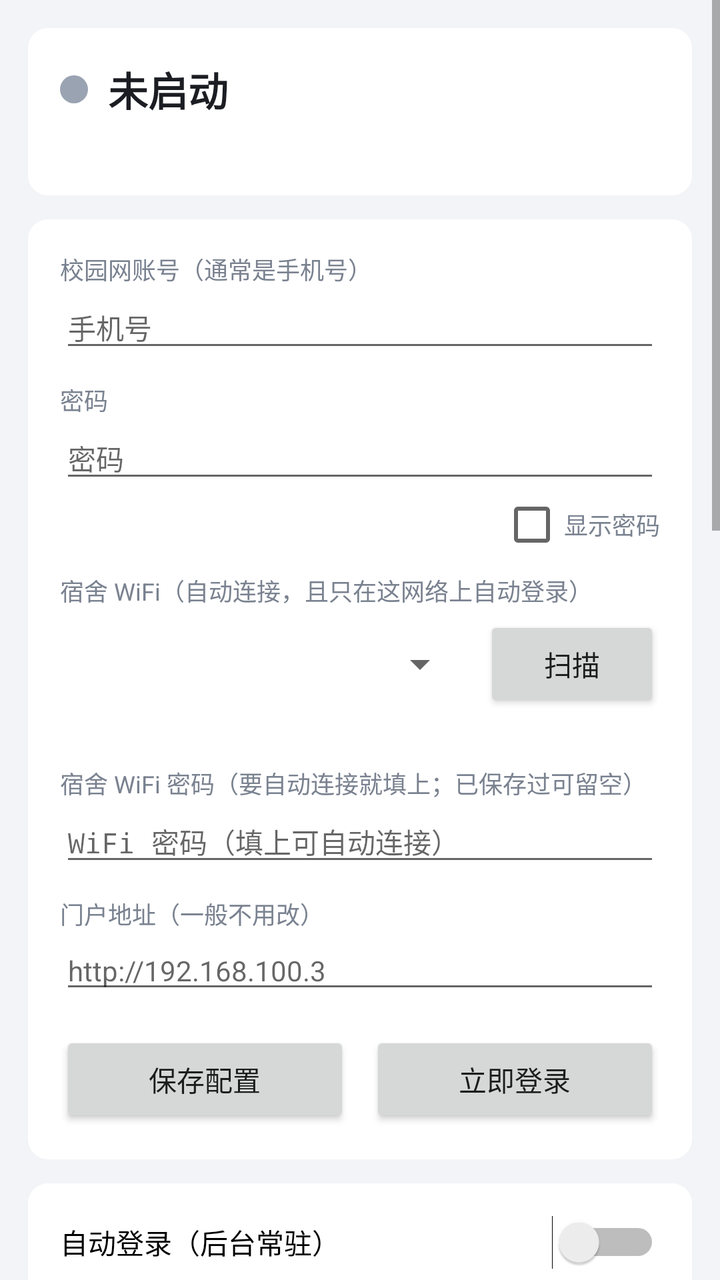
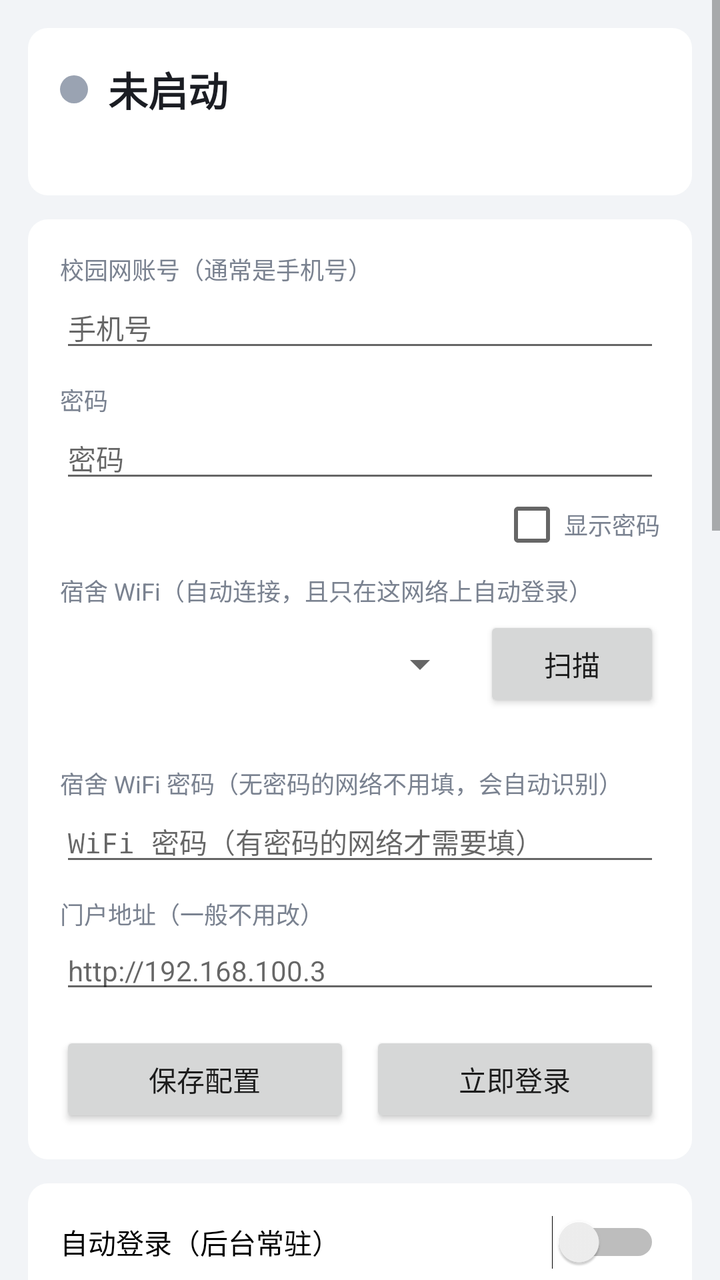

Screens rendered from an Android XML layout before and after an edit, with the pre-edit source and the edit as a unified diff.
<!-- AndroidManifest.xml: application theme AppTheme -->
<!-- res/layout/activity_main.xml -->
<?xml version="1.0" encoding="utf-8"?>
<ScrollView xmlns:android="http://schemas.android.com/apk/res/android"
    android:layout_width="match_parent"
    android:layout_height="match_parent"
    android:fillViewport="true"
    android:scrollbarStyle="outsideOverlay">

    <LinearLayout
        android:layout_width="match_parent"
        android:layout_height="wrap_content"
        android:orientation="vertical"
        android:padding="14dp">

        
        <LinearLayout
            android:layout_width="match_parent"
            android:layout_height="wrap_content"
            android:background="@drawable/bg_card"
            android:orientation="vertical"
            android:padding="16dp">

            <LinearLayout
                android:layout_width="match_parent"
                android:layout_height="wrap_content"
                android:gravity="center_vertical"
                android:orientation="horizontal">

                <View
                    android:id="@+id/dot"
                    android:layout_width="14dp"
                    android:layout_height="14dp"
                    android:background="@drawable/dot" />

                <TextView
                    android:id="@+id/statusText"
                    android:layout_width="0dp"
                    android:layout_height="wrap_content"
                    android:layout_marginStart="10dp"
                    android:layout_weight="1"
                    android:text="@string/status_idle"
                    android:textColor="@color/text_main"
                    android:textSize="20sp"
                    android:textStyle="bold" />
            </LinearLayout>

            <TextView
                android:id="@+id/statusDetail"
                android:layout_width="match_parent"
                android:layout_height="wrap_content"
                android:layout_marginTop="6dp"
                android:text=" "
                android:textColor="@color/text_dim"
                android:textSize="12sp" />
        </LinearLayout>

        
        <LinearLayout
            android:layout_width="match_parent"
            android:layout_height="wrap_content"
            android:layout_marginTop="12dp"
            android:background="@drawable/bg_card"
            android:orientation="vertical"
            android:padding="16dp">

            <TextView
                android:layout_width="wrap_content"
                android:layout_height="wrap_content"
                android:text="@string/tip_account"
                android:textColor="@color/text_dim"
                android:textSize="12sp" />

            <EditText
                android:id="@+id/edUser"
                android:layout_width="match_parent"
                android:layout_height="wrap_content"
                android:hint="手机号"
                android:inputType="text"
                android:maxLines="1"
                android:textSize="14sp" />

            <TextView
                android:layout_width="wrap_content"
                android:layout_height="wrap_content"
                android:layout_marginTop="10dp"
                android:text="@string/tip_password"
                android:textColor="@color/text_dim"
                android:textSize="12sp" />

            <EditText
                android:id="@+id/edPwd"
                android:layout_width="match_parent"
                android:layout_height="wrap_content"
                android:hint="密码"
                android:inputType="textPassword"
                android:maxLines="1"
                android:textSize="14sp" />

            <CheckBox
                android:id="@+id/cbShowPwd"
                android:layout_width="wrap_content"
                android:layout_height="wrap_content"
                android:layout_gravity="end"
                android:text="@string/cb_show_pwd"
                android:textColor="@color/text_dim"
                android:textSize="12sp" />

            <TextView
                android:layout_width="wrap_content"
                android:layout_height="wrap_content"
                android:layout_marginTop="8dp"
                android:text="@string/tip_wifi_pick"
                android:textColor="@color/text_dim"
                android:textSize="12sp" />

            <LinearLayout
                android:layout_width="match_parent"
                android:layout_height="wrap_content"
                android:layout_marginTop="4dp"
                android:gravity="center_vertical"
                android:orientation="horizontal">

                <Spinner
                    android:id="@+id/spWifi"
                    android:layout_width="0dp"
                    android:layout_height="wrap_content"
                    android:layout_weight="1" />

                <Button
                    android:id="@+id/btnScanWifi"
                    android:layout_width="wrap_content"
                    android:layout_height="wrap_content"
                    android:layout_marginStart="8dp"
                    android:text="@string/btn_scan_wifi" />
            </LinearLayout>

            <TextView
                android:id="@+id/tvWifiState"
                android:layout_width="match_parent"
                android:layout_height="wrap_content"
                android:layout_marginTop="4dp"
                android:text=" "
                android:textColor="@color/text_dim"
                android:textSize="11sp" />

            <TextView
                android:layout_width="wrap_content"
                android:layout_height="wrap_content"
                android:layout_marginTop="8dp"
                android:text="@string/tip_wifi_pwd"
                android:textColor="@color/text_dim"
                android:textSize="12sp" />

            <EditText
                android:id="@+id/edWifiPwd"
                android:layout_width="match_parent"
                android:layout_height="wrap_content"
                android:hint="WiFi 密码（填上可自动连接）"
                android:inputType="textPassword"
                android:maxLines="1"
                android:textSize="14sp" />

            <TextView
                android:layout_width="wrap_content"
                android:layout_height="wrap_content"
                android:layout_marginTop="10dp"
                android:text="@string/tip_portal"
                android:textColor="@color/text_dim"
                android:textSize="12sp" />

            <EditText
                android:id="@+id/edPortal"
                android:layout_width="match_parent"
                android:layout_height="wrap_content"
                android:hint="http://192.168.100.3"
                android:inputType="textUri"
                android:maxLines="1"
                android:textSize="14sp" />

            <LinearLayout
                android:layout_width="match_parent"
                android:layout_height="wrap_content"
                android:layout_marginTop="14dp"
                android:orientation="horizontal">

                <Button
                    android:id="@+id/btnSave"
                    android:layout_width="0dp"
                    android:layout_height="wrap_content"
                    android:layout_weight="1"
                    android:text="@string/btn_save" />

                <Button
                    android:id="@+id/btnLoginNow"
                    android:layout_width="0dp"
                    android:layout_height="wrap_content"
                    android:layout_marginStart="10dp"
                    android:layout_weight="1"
                    android:text="@string/btn_login_now" />
            </LinearLayout>
        </LinearLayout>

        
        <LinearLayout
            android:layout_width="match_parent"
            android:layout_height="wrap_content"
            android:layout_marginTop="12dp"
            android:background="@drawable/bg_card"
            android:orientation="vertical"
            android:padding="16dp">

            <Switch
                android:id="@+id/swAuto"
                android:layout_width="match_parent"
                android:layout_height="wrap_content"
                android:text="@string/sw_auto"
                android:textSize="14sp" />

            <TextView
                android:layout_width="match_parent"
                android:layout_height="wrap_content"
                android:layout_marginTop="8dp"
                android:text="@string/sw_auto_tip"
                android:textColor="@color/text_dim"
                android:textSize="12sp" />

            <LinearLayout
                android:layout_width="match_parent"
                android:layout_height="wrap_content"
                android:layout_marginTop="10dp"
                android:orientation="horizontal">

                <Button
                    android:id="@+id/btnOpenPortal"
                    android:layout_width="0dp"
                    android:layout_height="wrap_content"
                    android:layout_weight="1"
                    android:text="@string/btn_open_portal" />

                <Button
                    android:id="@+id/btnBattery"
                    android:layout_width="0dp"
                    android:layout_height="wrap_content"
                    android:layout_marginStart="10dp"
                    android:layout_weight="1"
                    android:text="@string/btn_battery" />
            </LinearLayout>
        </LinearLayout>

        
        <LinearLayout
            android:layout_width="match_parent"
            android:layout_height="wrap_content"
            android:layout_marginTop="12dp"
            android:background="@drawable/bg_card"
            android:orientation="vertical"
            android:padding="16dp">

            <TextView
                android:layout_width="wrap_content"
                android:layout_height="wrap_content"
                android:text="@string/more_title"
                android:textColor="@color/text_main"
                android:textSize="15sp"
                android:textStyle="bold" />

            <Switch
                android:id="@+id/cbHideRecents"
                android:layout_width="match_parent"
                android:layout_height="wrap_content"
                android:layout_marginTop="10dp"
                android:text="@string/cb_hide_recents"
                android:textSize="14sp" />

            <Switch
                android:id="@+id/cbHideNotif"
                android:layout_width="match_parent"
                android:layout_height="wrap_content"
                android:layout_marginTop="6dp"
                android:text="@string/cb_hide_notif"
                android:textSize="14sp" />

            <Switch
                android:id="@+id/cbAutoWifiOn"
                android:layout_width="match_parent"
                android:layout_height="wrap_content"
                android:layout_marginTop="6dp"
                android:text="@string/cb_auto_wifi_on"
                android:textSize="14sp" />

            <View
                android:layout_width="match_parent"
                android:layout_height="1dp"
                android:layout_marginTop="12dp"
                android:background="#14000000" />

            <TextView
                android:id="@+id/tvGuard"
                android:layout_width="match_parent"
                android:layout_height="wrap_content"
                android:layout_marginTop="10dp"
                android:background="?android:attr/selectableItemBackground"
                android:focusable="true"
                android:padding="2dp"
                android:text=" "
                android:textColor="@color/text_dim"
                android:textSize="12sp" />
        </LinearLayout>

        
        <LinearLayout
            android:layout_width="match_parent"
            android:layout_height="wrap_content"
            android:layout_marginTop="12dp"
            android:background="@drawable/bg_card"
            android:orientation="vertical"
            android:padding="16dp">

            <TextView
                android:layout_width="wrap_content"
                android:layout_height="wrap_content"
                android:text="@string/help_title"
                android:textColor="@color/text_main"
                android:textSize="15sp"
                android:textStyle="bold" />

            <TextView
                android:id="@+id/help1"
                android:layout_width="match_parent"
                android:layout_height="wrap_content"
                android:layout_marginTop="8dp"
                android:background="?android:attr/selectableItemBackground"
                android:focusable="true"
                android:padding="10dp"
                android:text="@string/help_1"
                android:textColor="@color/text_main"
                android:textSize="14sp" />

            <TextView
                android:id="@+id/help2"
                android:layout_width="match_parent"
                android:layout_height="wrap_content"
                android:background="?android:attr/selectableItemBackground"
                android:focusable="true"
                android:padding="10dp"
                android:text="@string/help_2"
                android:textColor="@color/text_main"
                android:textSize="14sp" />

            <TextView
                android:id="@+id/help3"
                android:layout_width="match_parent"
                android:layout_height="wrap_content"
                android:background="?android:attr/selectableItemBackground"
                android:focusable="true"
                android:padding="10dp"
                android:text="@string/help_3"
                android:textColor="@color/text_main"
                android:textSize="14sp" />

            <TextView
                android:id="@+id/help4"
                android:layout_width="match_parent"
                android:layout_height="wrap_content"
                android:background="?android:attr/selectableItemBackground"
                android:focusable="true"
                android:padding="10dp"
                android:text="@string/help_4"
                android:textColor="@color/text_main"
                android:textSize="14sp" />

            <TextView
                android:id="@+id/help5"
                android:layout_width="match_parent"
                android:layout_height="wrap_content"
                android:background="?android:attr/selectableItemBackground"
                android:focusable="true"
                android:padding="10dp"
                android:text="@string/help_5"
                android:textColor="@color/text_main"
                android:textSize="14sp" />

            <TextView
                android:layout_width="match_parent"
                android:layout_height="wrap_content"
                android:layout_marginTop="6dp"
                android:text="@string/version_footer"
                android:textColor="@color/text_dim"
                android:textSize="11sp" />
        </LinearLayout>

        
        <TextView
            android:layout_width="wrap_content"
            android:layout_height="wrap_content"
            android:layout_marginTop="14dp"
            android:layout_marginStart="4dp"
            android:text="@string/log_title"
            android:textColor="@color/text_dim"
            android:textSize="12sp" />

        <TextView
            android:id="@+id/tvLog"
            android:layout_width="match_parent"
            android:layout_height="wrap_content"
            android:layout_marginTop="6dp"
            android:background="@drawable/bg_log"
            android:fontFamily="monospace"
            android:lineSpacingExtra="3dp"
            android:minHeight="180dp"
            android:padding="12dp"
            android:text=" "
            android:textColor="@color/log_fg"
            android:textIsSelectable="true"
            android:textSize="11sp" />
    </LinearLayout>
</ScrollView>
<!-- resources referenced by this layout -->
<resources>
  <color name="log_fg">#D8E0EA</color>
  <color name="text_dim">#7A8290</color>
  <color name="text_main">#1B1D23</color>
  <!-- drawable bg_card (drawable) -->
  <?xml version="1.0" encoding="utf-8"?>
  <shape xmlns:android="http://schemas.android.com/apk/res/android"
      android:shape="rectangle">
      <solid android:color="@color/card" />
      <corners android:radius="10dp" />
  </shape>
  <!-- drawable bg_log (drawable) -->
  <?xml version="1.0" encoding="utf-8"?>
  <shape xmlns:android="http://schemas.android.com/apk/res/android"
      android:shape="rectangle">
      <solid android:color="@color/log_bg" />
      <corners android:radius="10dp" />
  </shape>
  <!-- drawable dot (drawable) -->
  <?xml version="1.0" encoding="utf-8"?>
  <shape xmlns:android="http://schemas.android.com/apk/res/android"
      android:shape="oval">
      <solid android:color="#9AA3B2" />
      <size android:width="14dp" android:height="14dp" />
  </shape>
  <string name="btn_battery">后台保活设置</string>
  <string name="btn_login_now">立即登录</string>
  <string name="btn_open_portal">打开认证页面</string>
  <string name="btn_save">保存配置</string>
  <string name="btn_scan_wifi">扫描</string>
  <string name="cb_auto_wifi_on">WiFi 关闭时自动开启（检测到宿舍 WiFi 后）</string>
  <string name="cb_hide_notif">隐藏通知栏（通知静默、无图标）</string>
  <string name="cb_hide_recents">隐藏后台（不在「最近任务」中显示）</string>
  <string name="cb_show_pwd">显示密码</string>
  <string name="help_1">① 快速上手：3 步开始用</string>
  <string name="help_2">② 国产手机：请允许「自启动」</string>
  <string name="help_3">③ 拦截系统登录弹窗（可选增强）</string>
  <string name="help_4">④ 隐藏后台 / 隐藏通知栏</string>
  <string name="help_5">⑤ 常见问题</string>
  <string name="help_title">使用说明（点按条目查看详情）</string>
  <string name="log_title">运行日志</string>
  <string name="more_title">更多设置</string>
  <string name="status_idle">未启动</string>
  <string name="sw_auto">自动登录（后台常驻）</string>
  <string name="sw_auto_tip">开启后：只要连着 WiFi 且未联网，就自动完成校园网认证，掉线自动重连。建议同时点「后台保活设置」，允许自启动与后台运行（小米/华为等国产手机尤其需要），避免被系统杀掉。</string>
  <string name="tip_account">校园网账号（通常是手机号）</string>
  <string name="tip_password">密码</string>
  <string name="tip_portal">门户地址（一般不用改）</string>
  <string name="tip_wifi_pick">宿舍 WiFi（自动连接，且只在这网络上自动登录）</string>
  <string name="tip_wifi_pwd">宿舍 WiFi 密码（要自动连接就填上；已保存过可留空）</string>
  <string name="version_footer">GiWiFi自动登录 v1.2.0 · 认证协议与电脑版一致</string>
  <style name="AppTheme" parent="android:Theme.Material.Light.NoActionBar">
          <item name="android:colorPrimary">@color/accent</item>
          <item name="android:colorPrimaryDark">@color/accent_dark</item>
          <item name="android:colorAccent">@color/accent</item>
          <item name="android:windowBackground">@color/page_bg</item>
          <item name="android:statusBarColor">@color/accent_dark</item>
      </style>
  <color name="card">#FFFFFF</color>
  <color name="log_bg">#1B1D23</color>
  <color name="accent">#4EA1FF</color>
  <color name="accent_dark">#2E6FB8</color>
  <color name="page_bg">#F2F4F7</color>
</resources>

<!-- the commit's change to res/layout/activity_main.xml (unified diff, before → after) -->
@@ -154,7 +154,7 @@
                 android:id="@+id/edWifiPwd"
                 android:layout_width="match_parent"
                 android:layout_height="wrap_content"
-                android:hint="WiFi 密码（填上可自动连接）"
+                android:hint="WiFi 密码（有密码的网络才需要填）"
                 android:inputType="textPassword"
                 android:maxLines="1"
                 android:textSize="14sp" />
<!-- resource entries referenced after the edit -->
@@ -48,8 +48,8 @@
   <string name="tip_password">密码</string>
   <string name="tip_portal">门户地址（一般不用改）</string>
   <string name="tip_wifi_pick">宿舍 WiFi（自动连接，且只在这网络上自动登录）</string>
-  <string name="tip_wifi_pwd">宿舍 WiFi 密码（要自动连接就填上；已保存过可留空）</string>
-  <string name="version_footer">GiWiFi自动登录 v1.2.0 · 认证协议与电脑版一致</string>
+  <string name="tip_wifi_pwd">宿舍 WiFi 密码（无密码的网络不用填，会自动识别）</string>
+  <string name="version_footer">GiWiFi自动登录 v1.2.1 · 认证协议与电脑版一致</string>
   <style name="AppTheme" parent="android:Theme.Material.Light.NoActionBar">
           <item name="android:colorPrimary">@color/accent</item>
           <item name="android:colorPrimaryDark">@color/accent_dark</item>
